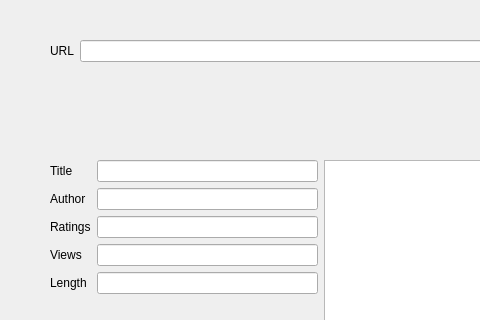
This is mainwindow.ui in sumitkumarju/Yt-Downloader as Qt 5 draws it before an edit; both pictures show x 0 to 480 and y 0 to 320 of the 645 by 577 pixel window. The edited form follows.
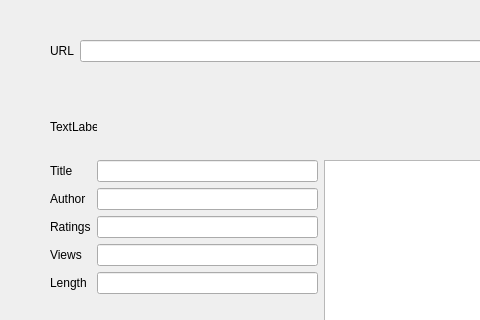
This is the edited form.

Patch:
```diff
--- a/mainwindow.ui
+++ b/mainwindow.ui
@@ -52,6 +52,19 @@
     <string>Downloading....</string>
    </property>
   </widget>
+  <widget class="QLabel" name="label">
+   <property name="geometry">
+    <rect>
+     <x>50</x>
+     <y>120</y>
+     <width>47</width>
+     <height>13</height>
+    </rect>
+   </property>
+   <property name="text">
+    <string>TextLabel</string>
+   </property>
+  </widget>
   <widget class="QWidget" name="">
    <property name="geometry">
     <rect>
```
